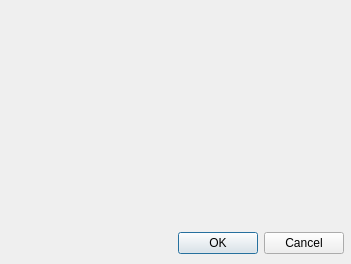
This is dialogeditbreakpoint.ui in horsicq/XBreakPointsWidget as Qt 5 draws it before an edit. The edited form follows.
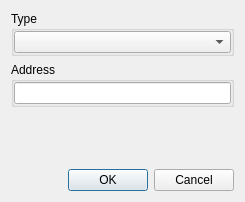
This is the edited form. Custom widgets are drawn as their Qt base class.

```diff
--- a/dialogeditbreakpoint.ui
+++ b/dialogeditbreakpoint.ui
@@ -9,8 +9,8 @@
    <rect>
     <x>0</x>
     <y>0</y>
-    <width>351</width>
-    <height>264</height>
+    <width>245</width>
+    <height>202</height>
    </rect>
   </property>
   <property name="windowTitle">
@@ -19,15 +19,69 @@
   <property name="modal">
    <bool>true</bool>
   </property>
-  <widget class="QWidget" name="">
-   <property name="geometry">
-    <rect>
-     <x>140</x>
-     <y>230</y>
-     <width>204</width>
-     <height>26</height>
-    </rect>
-   </property>
+  <layout class="QVBoxLayout" name="verticalLayout_3">
+   <item>
+    <widget class="QGroupBox" name="groupBoxType">
+     <property name="title">
+      <string>Type</string>
+     </property>
+     <layout class="QVBoxLayout" name="verticalLayout">
+      <property name="leftMargin">
+       <number>0</number>
+      </property>
+      <property name="topMargin">
+       <number>0</number>
+      </property>
+      <property name="rightMargin">
+       <number>0</number>
+      </property>
+      <property name="bottomMargin">
+       <number>0</number>
+      </property>
+      <item>
+       <widget class="QComboBox" name="comboBoxType"/>
+      </item>
+     </layout>
+    </widget>
+   </item>
+   <item>
+    <widget class="QGroupBox" name="groupBoxAddress">
+     <property name="title">
+      <string>Address</string>
+     </property>
+     <layout class="QVBoxLayout" name="verticalLayout_2">
+      <property name="leftMargin">
+       <number>0</number>
+      </property>
+      <property name="topMargin">
+       <number>0</number>
+      </property>
+      <property name="rightMargin">
+       <number>0</number>
+      </property>
+      <property name="bottomMargin">
+       <number>0</number>
+      </property>
+      <item>
+       <widget class="XLineEditHEX" name="lineEdit"/>
+      </item>
+     </layout>
+    </widget>
+   </item>
+   <item>
+    <spacer name="verticalSpacer">
+     <property name="orientation">
+      <enum>Qt::Vertical</enum>
+     </property>
+     <property name="sizeHint" stdset="0">
+      <size>
+       <width>20</width>
+       <height>40</height>
+      </size>
+     </property>
+    </spacer>
+   </item>
+   <item>
    <layout class="QHBoxLayout" name="horizontalLayout">
     <item>
      <spacer name="horizontalSpacer">
@@ -57,8 +111,16 @@
      </widget>
     </item>
    </layout>
-  </widget>
- </widget>
+   </item>
+  </layout>
+ </widget>
+ <customwidgets>
+  <customwidget>
+   <class>XLineEditHEX</class>
+   <extends>QLineEdit</extends>
+   <header>xlineedithex.h</header>
+  </customwidget>
+ </customwidgets>
  <resources/>
  <connections/>
 </ui>
```
Lines whose indentation alone changed are shown as unchanged.
